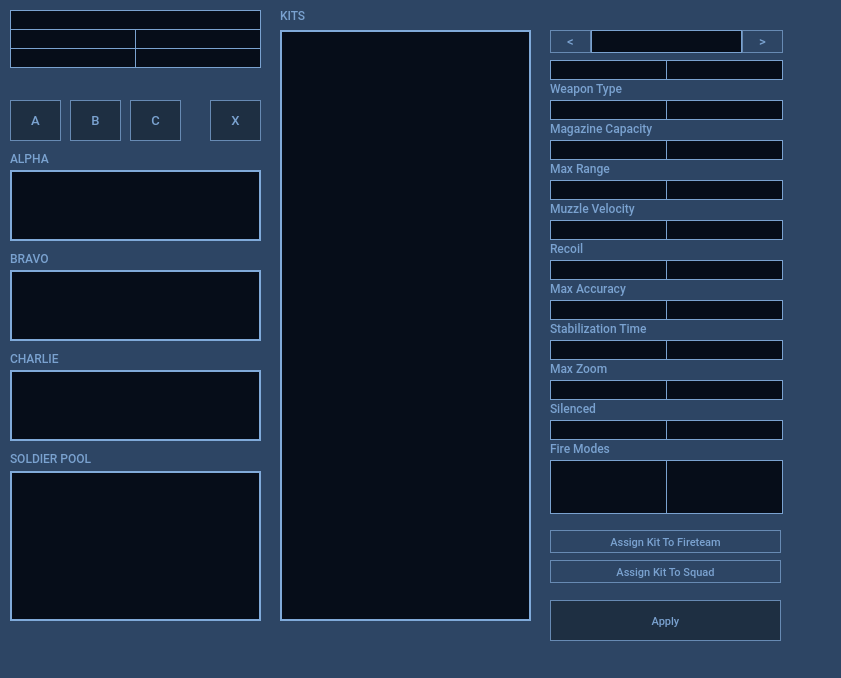
This is platoonsetup.ui in cdur00q/GhostReconPlatoonSetupTool as Qt 5 draws it before an edit. The edited form follows.
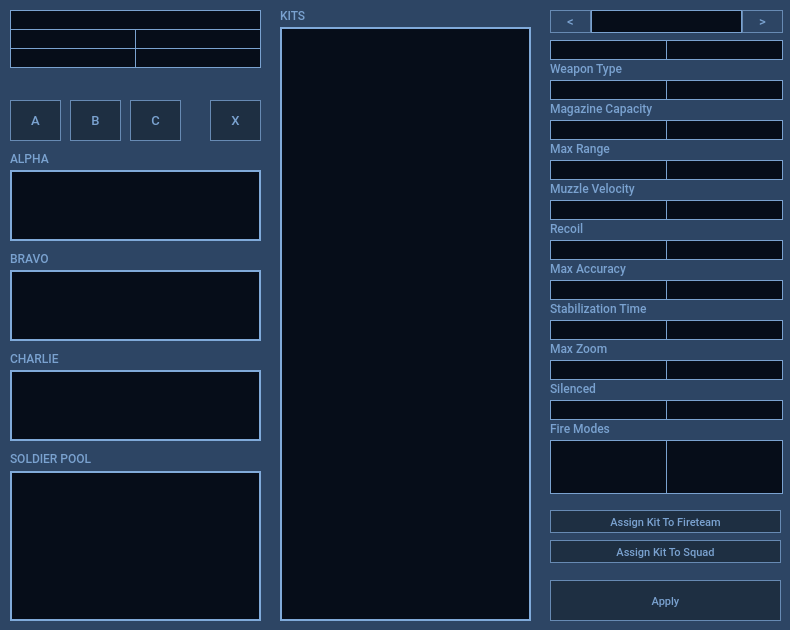
This is the edited form.

The edit to the form file:
```diff
--- a/platoonsetup.ui
+++ b/platoonsetup.ui
@@ -9,8 +9,8 @@
    <rect>
     <x>0</x>
     <y>0</y>
-    <width>841</width>
-    <height>678</height>
+    <width>790</width>
+    <height>630</height>
    </rect>
   </property>
   <property name="font">
@@ -460,9 +460,9 @@
     <property name="geometry">
      <rect>
       <x>280</x>
-      <y>30</y>
+      <y>27</y>
       <width>251</width>
-      <height>591</height>
+      <height>594</height>
      </rect>
     </property>
     <property name="font">
@@ -543,7 +543,7 @@
     <property name="geometry">
      <rect>
       <x>591</x>
-      <y>30</y>
+      <y>10</y>
       <width>151</width>
       <height>23</height>
      </rect>
@@ -568,7 +568,7 @@
     <property name="geometry">
      <rect>
       <x>550</x>
-      <y>30</y>
+      <y>10</y>
       <width>41</width>
       <height>23</height>
      </rect>
@@ -608,7 +608,7 @@
     <property name="geometry">
      <rect>
       <x>742</x>
-      <y>30</y>
+      <y>10</y>
       <width>41</width>
       <height>23</height>
      </rect>
@@ -651,7 +651,7 @@
     <property name="geometry">
      <rect>
       <x>550</x>
-      <y>60</y>
+      <y>40</y>
       <width>117</width>
       <height>20</height>
      </rect>
@@ -676,7 +676,7 @@
     <property name="geometry">
      <rect>
       <x>550</x>
-      <y>120</y>
+      <y>100</y>
       <width>121</width>
       <height>16</height>
      </rect>
@@ -697,7 +697,7 @@
     <property name="geometry">
      <rect>
       <x>550</x>
-      <y>140</y>
+      <y>120</y>
       <width>117</width>
       <height>20</height>
      </rect>
@@ -722,7 +722,7 @@
     <property name="geometry">
      <rect>
       <x>550</x>
-      <y>160</y>
+      <y>140</y>
       <width>121</width>
       <height>16</height>
      </rect>
@@ -743,7 +743,7 @@
     <property name="geometry">
      <rect>
       <x>550</x>
-      <y>180</y>
+      <y>160</y>
       <width>117</width>
       <height>20</height>
      </rect>
@@ -768,7 +768,7 @@
     <property name="geometry">
      <rect>
       <x>550</x>
-      <y>200</y>
+      <y>180</y>
       <width>121</width>
       <height>16</height>
      </rect>
@@ -789,7 +789,7 @@
     <property name="geometry">
      <rect>
       <x>550</x>
-      <y>220</y>
+      <y>200</y>
       <width>117</width>
       <height>20</height>
      </rect>
@@ -814,7 +814,7 @@
     <property name="geometry">
      <rect>
       <x>550</x>
-      <y>240</y>
+      <y>220</y>
       <width>121</width>
       <height>16</height>
      </rect>
@@ -835,7 +835,7 @@
     <property name="geometry">
      <rect>
       <x>550</x>
-      <y>260</y>
+      <y>240</y>
       <width>117</width>
       <height>20</height>
      </rect>
@@ -860,7 +860,7 @@
     <property name="geometry">
      <rect>
       <x>550</x>
-      <y>280</y>
+      <y>260</y>
       <width>121</width>
       <height>16</height>
      </rect>
@@ -881,7 +881,7 @@
     <property name="geometry">
      <rect>
       <x>550</x>
-      <y>300</y>
+      <y>280</y>
       <width>117</width>
       <height>20</height>
      </rect>
@@ -906,7 +906,7 @@
     <property name="geometry">
      <rect>
       <x>550</x>
-      <y>320</y>
+      <y>300</y>
       <width>121</width>
       <height>16</height>
      </rect>
@@ -927,7 +927,7 @@
     <property name="geometry">
      <rect>
       <x>550</x>
-      <y>340</y>
+      <y>320</y>
       <width>117</width>
       <height>20</height>
      </rect>
@@ -952,7 +952,7 @@
     <property name="geometry">
      <rect>
       <x>550</x>
-      <y>360</y>
+      <y>340</y>
       <width>121</width>
       <height>16</height>
      </rect>
@@ -973,7 +973,7 @@
     <property name="geometry">
      <rect>
       <x>550</x>
-      <y>380</y>
+      <y>360</y>
       <width>117</width>
       <height>20</height>
      </rect>
@@ -998,7 +998,7 @@
     <property name="geometry">
      <rect>
       <x>550</x>
-      <y>400</y>
+      <y>380</y>
       <width>121</width>
       <height>16</height>
      </rect>
@@ -1019,7 +1019,7 @@
     <property name="geometry">
      <rect>
       <x>550</x>
-      <y>420</y>
+      <y>400</y>
       <width>117</width>
       <height>20</height>
      </rect>
@@ -1044,7 +1044,7 @@
     <property name="geometry">
      <rect>
       <x>550</x>
-      <y>440</y>
+      <y>420</y>
       <width>121</width>
       <height>16</height>
      </rect>
@@ -1065,7 +1065,7 @@
     <property name="geometry">
      <rect>
       <x>550</x>
-      <y>460</y>
+      <y>440</y>
       <width>117</width>
       <height>54</height>
      </rect>
@@ -1073,7 +1073,7 @@
     <property name="font">
      <font>
       <family>Roboto Medium</family>
-      <pointsize>8</pointsize>
+      <pointsize>7</pointsize>
      </font>
     </property>
     <property name="styleSheet">
@@ -1096,7 +1096,7 @@
     <property name="geometry">
      <rect>
       <x>550</x>
-      <y>80</y>
+      <y>60</y>
       <width>121</width>
       <height>16</height>
      </rect>
@@ -1117,7 +1117,7 @@
     <property name="geometry">
      <rect>
       <x>550</x>
-      <y>100</y>
+      <y>80</y>
       <width>117</width>
       <height>20</height>
      </rect>
@@ -1145,7 +1145,7 @@
     <property name="geometry">
      <rect>
       <x>666</x>
-      <y>60</y>
+      <y>40</y>
       <width>117</width>
       <height>20</height>
      </rect>
@@ -1173,7 +1173,7 @@
     <property name="geometry">
      <rect>
       <x>666</x>
-      <y>100</y>
+      <y>80</y>
       <width>117</width>
       <height>20</height>
      </rect>
@@ -1201,7 +1201,7 @@
     <property name="geometry">
      <rect>
       <x>666</x>
-      <y>140</y>
+      <y>120</y>
       <width>117</width>
       <height>20</height>
      </rect>
@@ -1229,7 +1229,7 @@
     <property name="geometry">
      <rect>
       <x>666</x>
-      <y>180</y>
+      <y>160</y>
       <width>117</width>
       <height>20</height>
      </rect>
@@ -1257,7 +1257,7 @@
     <property name="geometry">
      <rect>
       <x>666</x>
-      <y>220</y>
+      <y>200</y>
       <width>117</width>
       <height>20</height>
      </rect>
@@ -1285,7 +1285,7 @@
     <property name="geometry">
      <rect>
       <x>666</x>
-      <y>260</y>
+      <y>240</y>
       <width>117</width>
       <height>20</height>
      </rect>
@@ -1313,7 +1313,7 @@
     <property name="geometry">
      <rect>
       <x>666</x>
-      <y>300</y>
+      <y>280</y>
       <width>117</width>
       <height>20</height>
      </rect>
@@ -1341,7 +1341,7 @@
     <property name="geometry">
      <rect>
       <x>666</x>
-      <y>380</y>
+      <y>360</y>
       <width>117</width>
       <height>20</height>
      </rect>
@@ -1369,7 +1369,7 @@
     <property name="geometry">
      <rect>
       <x>666</x>
-      <y>420</y>
+      <y>400</y>
       <width>117</width>
       <height>20</height>
      </rect>
@@ -1397,7 +1397,7 @@
     <property name="geometry">
      <rect>
       <x>666</x>
-      <y>340</y>
+      <y>320</y>
       <width>117</width>
       <height>20</height>
      </rect>
@@ -1425,7 +1425,7 @@
     <property name="geometry">
      <rect>
       <x>666</x>
-      <y>460</y>
+      <y>440</y>
       <width>117</width>
       <height>54</height>
      </rect>
@@ -1433,7 +1433,7 @@
     <property name="font">
      <font>
       <family>Roboto Medium</family>
-      <pointsize>8</pointsize>
+      <pointsize>7</pointsize>
      </font>
     </property>
     <property name="styleSheet">
@@ -1626,7 +1626,7 @@
     <property name="geometry">
      <rect>
       <x>550</x>
-      <y>600</y>
+      <y>580</y>
       <width>231</width>
       <height>41</height>
      </rect>
@@ -1670,10 +1670,13 @@
     </property>
    </widget>
    <widget class="QPushButton" name="pbKitFireteam">
+    <property name="enabled">
+     <bool>false</bool>
+    </property>
     <property name="geometry">
      <rect>
       <x>550</x>
-      <y>530</y>
+      <y>510</y>
       <width>231</width>
       <height>23</height>
      </rect>
@@ -1703,6 +1706,10 @@
 	color: #000000;
 	background-color: #80aada;
 }
+
+QPushButton:disabled {
+    background-color:  #1e2f42;
+}
 </string>
     </property>
     <property name="text">
@@ -1710,10 +1717,13 @@
     </property>
    </widget>
    <widget class="QPushButton" name="pbKitSquad">
+    <property name="enabled">
+     <bool>false</bool>
+    </property>
     <property name="geometry">
      <rect>
       <x>550</x>
-      <y>560</y>
+      <y>540</y>
       <width>231</width>
       <height>23</height>
      </rect>
@@ -1743,6 +1753,10 @@
 	color: #000000;
 	background-color: #80aada;
 }
+
+QPushButton:disabled {
+    background-color:  #1e2f42;
+}
 </string>
     </property>
     <property name="text">
@@ -1750,7 +1764,6 @@
     </property>
    </widget>
   </widget>
-  <widget class="QStatusBar" name="statusBar"/>
  </widget>
  <layoutdefault spacing="6" margin="11"/>
  <resources/>
```
Left out of the diff: 42 changed lines with no effect on the pictures.
